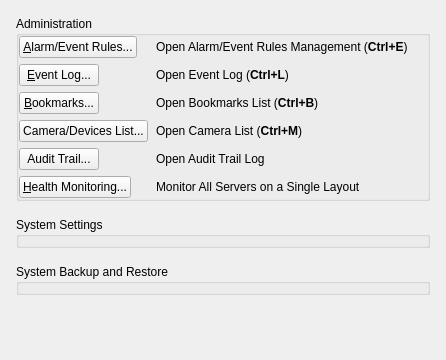
Above: client/src/ui/widgets/settings/general_system_administration_widget.ui from networkoptix/nx_open before the change. Below: the same form after it.
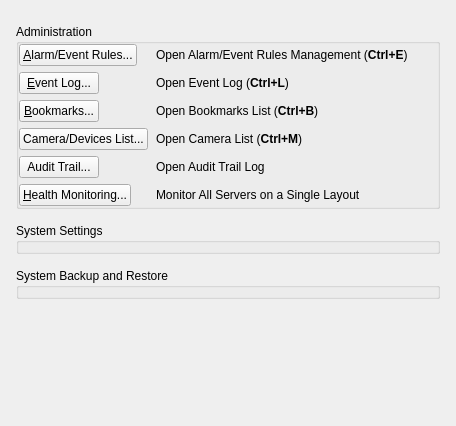
That is the form after the change. Custom widgets are drawn as their Qt base class.

Commit message:
Adjust general settings.
<==== Mercurial data ====>
Branch: new_style

```diff
--- a/client/src/ui/widgets/settings/general_system_administration_widget.ui
+++ b/client/src/ui/widgets/settings/general_system_administration_widget.ui
@@ -6,25 +6,25 @@
    <rect>
     <x>0</x>
     <y>0</y>
-    <width>446</width>
-    <height>360</height>
+    <width>456</width>
+    <height>426</height>
    </rect>
   </property>
   <layout class="QVBoxLayout" name="verticalLayout">
    <property name="spacing">
-    <number>16</number>
+    <number>14</number>
    </property>
    <property name="leftMargin">
     <number>16</number>
    </property>
    <property name="topMargin">
-    <number>16</number>
+    <number>24</number>
    </property>
    <property name="rightMargin">
     <number>16</number>
    </property>
    <property name="bottomMargin">
-    <number>16</number>
+    <number>24</number>
    </property>
    <item>
     <widget class="QGroupBox" name="commonGroupBox">
```
